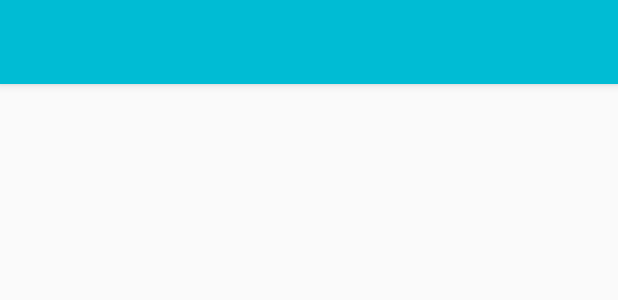
After one commit to lypeer/Crowdsource, an Android app: the layout activity_register.xml on its own in the app's theme, with its tools: preview values and no code run, on a phone screen of 412 x 824 dp. The commit adds this screen. Shown: the top 300 px of the screen. Run offline under Robolectric (Android 15) with nearby library versions, the phone set to English and light mode, and no system bars.

Commit message:
对象的建立和leancloud的引入

```diff
--- a/app/src/main/java/com/tesmple/crowdsource/MainActivity.java
+++ b/app/src/main/java/com/tesmple/crowdsource/activity/MainActivity.java
@@ -1,4 +1,4 @@
-package com.tesmple.crowdsource;
+package com.tesmple.crowdsource.activity;
 
 import android.os.Bundle;
 import android.support.design.widget.FloatingActionButton;
@@ -13,6 +13,8 @@ import android.support.v7.widget.Toolbar;
 import android.view.Menu;
 import android.view.MenuItem;
 import android.widget.Button;
+
+import com.tesmple.crowdsource.R;
 
 public class MainActivity extends AppCompatActivity
         implements NavigationView.OnNavigationItemSelectedListener {
--- /dev/null
+++ b/app/src/main/res/layout/activity_register.xml
@@ -0,0 +1,20 @@
+<?xml version="1.0" encoding="utf-8"?>
+<LinearLayout xmlns:android="http://schemas.android.com/apk/res/android"
+              android:layout_width="match_parent"
+              android:layout_height="match_parent"
+              xmlns:app="http://schemas.android.com/apk/res-auto">
+
+    <android.support.design.widget.AppBarLayout
+        android:layout_height="wrap_content"
+        android:layout_width="match_parent"
+        android:theme="@style/AppTheme.AppBarOverlay">
+
+        <android.support.v7.widget.Toolbar
+            android:id="@+id/toolbar"
+            android:layout_width="match_parent"
+            android:layout_height="?attr/actionBarSize"
+            android:background="?attr/colorPrimary"
+            app:popupTheme="@style/AppTheme.PopupOverlay"/>
+
+    </android.support.design.widget.AppBarLayout>
+</LinearLayout>
--- a/app/src/main/res/values/colors.xml
+++ b/app/src/main/res/values/colors.xml
@@ -1,6 +1,6 @@
 <?xml version="1.0" encoding="utf-8"?>
 <resources>
-    <color name="colorPrimary">#3F51B5</color>
-    <color name="colorPrimaryDark">#303F9F</color>
+    <color name="colorPrimary">#00bcd4</color>
+    <color name="colorPrimaryDark">#0097a7</color>
     <color name="colorAccent">#FF4081</color>
 </resources>
--- a/build.gradle
+++ b/build.gradle
@@ -3,6 +3,9 @@
 buildscript {
     repositories {
         jcenter()
+        maven {
+            url "http://mvn.leancloud.cn/nexus/content/repositories/releases"
+        }
     }
     dependencies {
         classpath 'com.android.tools.build:gradle:1.3.0'
@@ -15,6 +18,9 @@ buildscript {
 allprojects {
     repositories {
         jcenter()
+        maven {
+            url "http://mvn.leancloud.cn/nexus/content/repositories/releases"
+        }
     }
 }
 
```
Also changed, not shown: app/build.gradle (+13 -0 lines), app/src/main/AndroidManifest.xml (+17 -1 lines), app/src/main/java/com/tesmple/crowdsource/activity/App.java (added, +18 -0 lines), app/src/main/java/com/tesmple/crowdsource/activity/RegisterActivity.java (added, +22 -0 lines), app/src/main/java/com/tesmple/crowdsource/utils/StringUtils.java (added, +38 -0 lines), app/src/main/res/values/strings.xml (+15 -0 lines), 1 other file.
